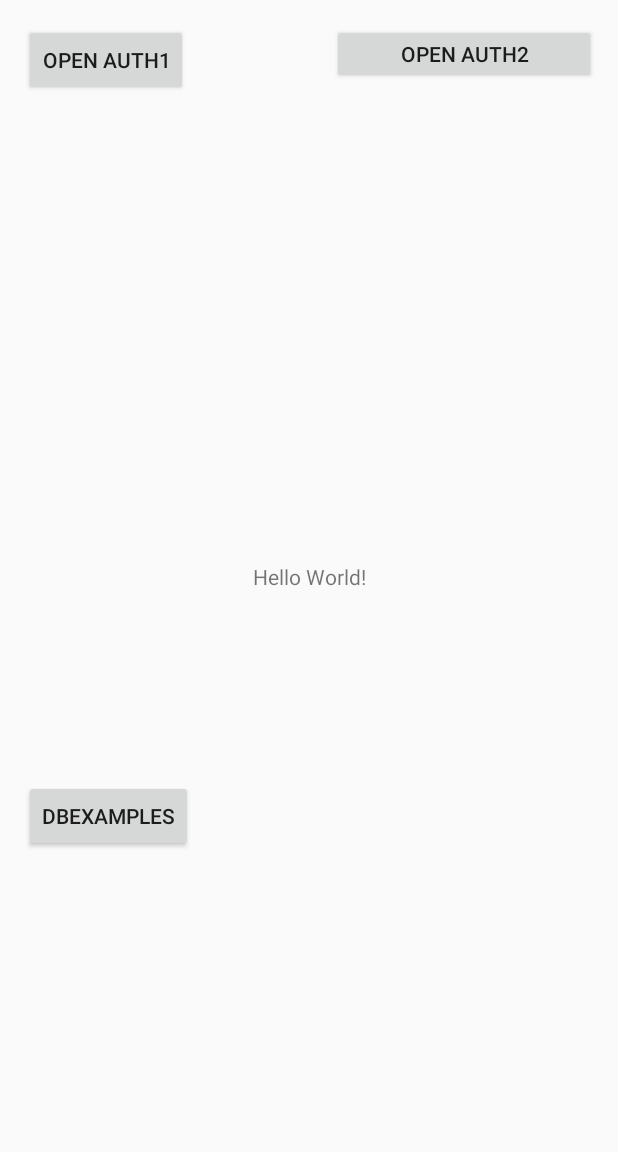
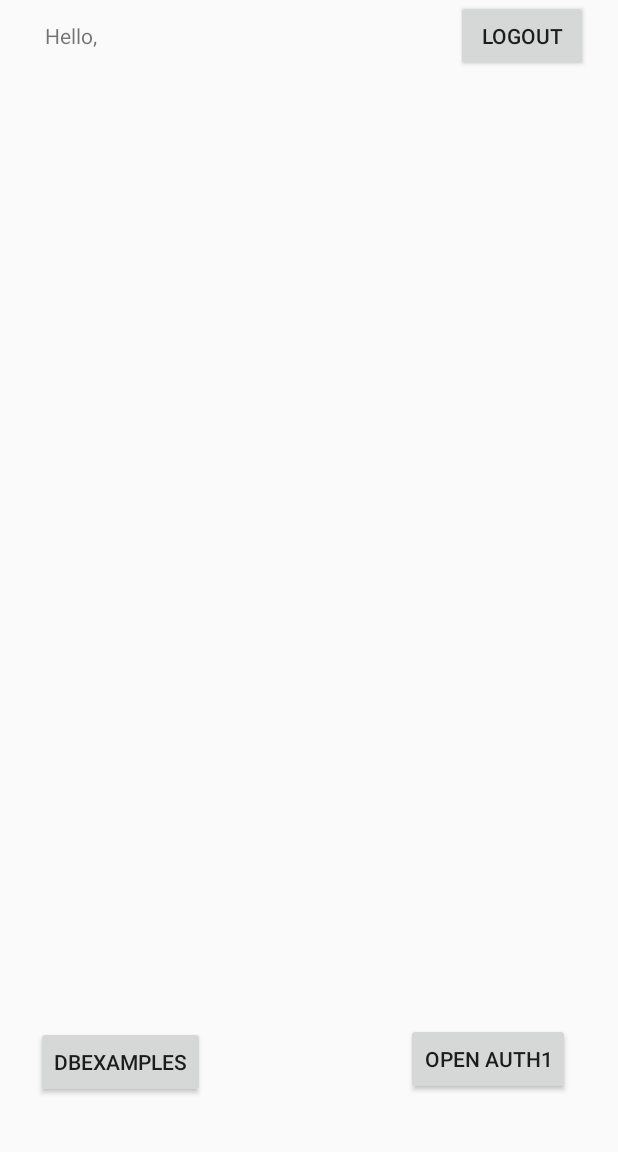
Before and after one commit to chriiz1/GreenCityLife, an Android app: the MainActivity screen opened directly, with no data from a screen before it, on a phone screen of 412 x 824 dp, the part 84-1236 px from its top. Run offline under Robolectric (Android 15) with nearby library versions, the phone set to English and light mode, and no system bars; our stand-ins replace Firebase (no records; nobody signed in at launch, a user with empty details on screens opened directly).

Commit message:
Add Authentication

```diff
--- a/app/src/main/java/com/example/greencitylife/DbExamples.kt
+++ b/app/src/main/java/com/example/greencitylife/DbExamples.kt
@@ -23,7 +23,10 @@ class DbExamples : AppCompatActivity() {
 
         mAuth = FirebaseAuth.getInstance()
         val currentUser = mAuth!!.currentUser
-        txtUser.text = currentUser!!.uid
+        if (currentUser != null)
+            txtUser.text = currentUser!!.uid
+        else
+            txtUser.text = "no User logged in!"
         val items = mutableListOf<String>()
         val adapter = ArrayAdapter(this, android.R.layout.simple_spinner_item, items)
         adapter.setDropDownViewResource(android.R.layout.simple_spinner_dropdown_item)
--- a/app/src/main/java/com/example/greencitylife/MainActivity.kt
+++ b/app/src/main/java/com/example/greencitylife/MainActivity.kt
@@ -4,9 +4,10 @@ import android.content.Intent
 import androidx.appcompat.app.AppCompatActivity
 import android.os.Bundle
 import android.view.View
-import android.widget.EditText
+import com.google.firebase.auth.FirebaseAuth
 import com.google.firebase.firestore.FirebaseFirestore
 import com.google.firebase.firestore.Query
+import kotlinx.android.synthetic.main.activity_main.*
 import kotlinx.coroutines.GlobalScope
 import kotlinx.coroutines.launch
 import kotlinx.coroutines.tasks.await
@@ -17,13 +18,22 @@ val myDB = FirebaseFirestore.getInstance()
 val userRef = myDB.collection("Users")
 val gardenRef = myDB.collection("Gardens")
 val entryRef = myDB.collection("Entries")
+private var mAuth: FirebaseAuth? = null
 
 class MainActivity : AppCompatActivity() {
     override fun onCreate(savedInstanceState: Bundle?) {
         super.onCreate(savedInstanceState)
         setContentView(R.layout.activity_main)
         //saveData()
-        readData()
+        //readData()
+        mAuth = FirebaseAuth.getInstance()
+        if (mAuth!!.currentUser != null)
+            mAuth!!.signOut()
+    }
+
+    override fun onResume() {
+        super.onResume()
+        updateAuthInfo()
     }
 
     fun openRegistration2(view: View) {
@@ -36,7 +46,30 @@ class MainActivity : AppCompatActivity() {
         startActivity(intent)
     }
 
+    fun updateAuthInfo(){
+        val currentUser = mAuth!!.currentUser
+        val b = a_main_btn_authentication
+        a_main_btn_authentication.setOnClickListener(null)
+        if(currentUser == null) {
+            a_main_tv_authStatus.text = ""
+            a_main_btn_authentication.text = "login/sign-up"
+            a_main_btn_authentication.setOnClickListener{
+                val intent = Intent(this, Registration2::class.java).apply{}
+                startActivity(intent)
+            }
+        }
+        else {
+            a_main_tv_authStatus.text = "Hello, ${currentUser!!.email}"
+            a_main_btn_authentication.text = "logout"
+            a_main_btn_authentication.setOnClickListener{
+                mAuth!!.signOut()
+                updateAuthInfo()
+            }
+        }
+    }
 }
+
+
 
 // reified means that the Type T also is available at runtime and not only at compile time. Necessary for document.toObject()
 suspend inline fun <reified T: Any> getData(query: Query): List<T?> {
--- /dev/null
+++ b/app/src/main/res/drawable/empty_tall_divider.xml
@@ -0,0 +1,7 @@
+<?xml version="1.0" encoding="utf-8"?>
+
+<shape xmlns:android="http://schemas.android.com/apk/res/android">
+    <size
+        android:height="0dp"
+        android:width="20dp"/>
+</shape>
--- a/app/src/main/res/layout/activity_main.xml
+++ b/app/src/main/res/layout/activity_main.xml
@@ -6,52 +6,55 @@
     android:layout_height="match_parent"
     tools:context=".MainActivity">
 
-    <TextView
-        android:layout_width="wrap_content"
-        android:layout_height="wrap_content"
-        android:text="Hello World!"
-        app:layout_constraintBottom_toBottomOf="parent"
-        app:layout_constraintLeft_toLeftOf="parent"
-        app:layout_constraintRight_toRightOf="parent"
-        app:layout_constraintTop_toTopOf="parent" />
-
-    <Button
-        android:id="@+id/button"
-        android:layout_width="wrap_content"
-        android:layout_height="wrap_content"
-        android:layout_marginStart="16dp"
-        android:layout_marginLeft="16dp"
-        android:layout_marginTop="16dp"
-        android:onClick="openRegistration"
-        android:text="open Auth1"
-        app:layout_constraintStart_toStartOf="parent"
-        app:layout_constraintTop_toTopOf="parent" />
-
-    <Button
-        android:id="@+id/button2"
-        android:layout_width="176dp"
-        android:layout_height="40dp"
-        android:layout_marginStart="216dp"
-        android:layout_marginLeft="216dp"
-        android:layout_marginTop="16dp"
-        android:layout_marginEnd="10dp"
-        android:layout_marginRight="10dp"
-        android:onClick="openRegistration2"
-        android:text="open Auth2"
-        app:layout_constraintEnd_toEndOf="parent"
-        app:layout_constraintStart_toStartOf="parent"
-        app:layout_constraintTop_toTopOf="parent" />
-
     <Button
         android:id="@+id/button5"
         android:layout_width="wrap_content"
         android:layout_height="wrap_content"
-        android:layout_marginStart="16dp"
-        android:layout_marginLeft="16dp"
-        android:layout_marginBottom="200dp"
+        android:layout_marginStart="24dp"
+        android:layout_marginLeft="24dp"
+        android:layout_marginBottom="36dp"
         android:onClick="dbExamples"
         android:text="DBExamples"
         app:layout_constraintBottom_toBottomOf="parent"
         app:layout_constraintStart_toStartOf="parent" />
 
+    <LinearLayout
+        android:id="@+id/linearLayout"
+        android:layout_width="402dp"
+        android:layout_height="77dp"
+        android:divider="@drawable/empty_tall_divider"
+        android:orientation="horizontal"
+        android:paddingLeft="20dp"
+        android:paddingRight="20dp"
+        android:showDividers="middle"
+        app:layout_constraintEnd_toEndOf="parent"
+        app:layout_constraintTop_toTopOf="parent">
+
+        <TextView
+            android:id="@+id/a_main_tv_authStatus"
+            android:layout_width="match_parent"
+            android:layout_height="wrap_content"
+            android:layout_weight="1" />
+
+        <Button
+            android:id="@+id/a_main_btn_authentication"
+            android:layout_width="wrap_content"
+            android:layout_height="wrap_content"
+            android:onClick="openRegistration2"
+            android:text="open Auth2" />
+
+    </LinearLayout>
+
+    <Button
+        android:id="@+id/button"
+        android:layout_width="wrap_content"
+        android:layout_height="48dp"
+        android:layout_marginEnd="32dp"
+        android:layout_marginRight="32dp"
+        android:layout_marginBottom="38dp"
+        android:onClick="openRegistration"
+        android:text="open Auth1"
+        app:layout_constraintBottom_toBottomOf="parent"
+        app:layout_constraintEnd_toEndOf="parent" />
+
 </androidx.constraintlayout.widget.ConstraintLayout>
```
Also changed, not shown: app/src/main/AndroidManifest.xml (+4 -10 lines), app/src/main/java/com/example/greencitylife/Registration2.kt (+23 -44 lines), app/src/main/java/com/example/greencitylife/VerifyEmail.kt (added, +41 -0 lines), app/src/main/java/com/example/greencitylife/chooseGarden.kt (added, +16 -0 lines), app/src/main/java/com/example/greencitylife/resetPassword.kt (added, +41 -0 lines), app/src/main/res/layout/activity_choose_garden.xml (added, +59 -0 lines), app/src/main/res/layout/activity_registration2.xml (+29 -17 lines), app/src/main/res/layout/activity_reset_password.xml (added, +63 -0 lines), app/src/main/res/layout/activity_verify_email.xml (added, +20 -0 lines).
